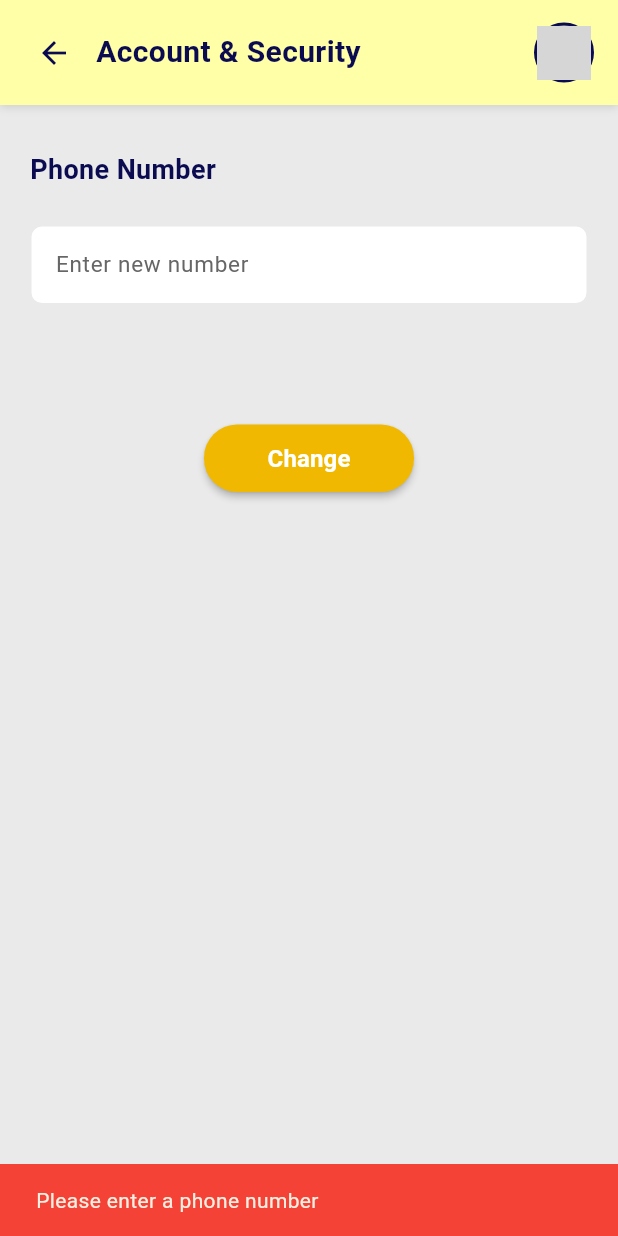
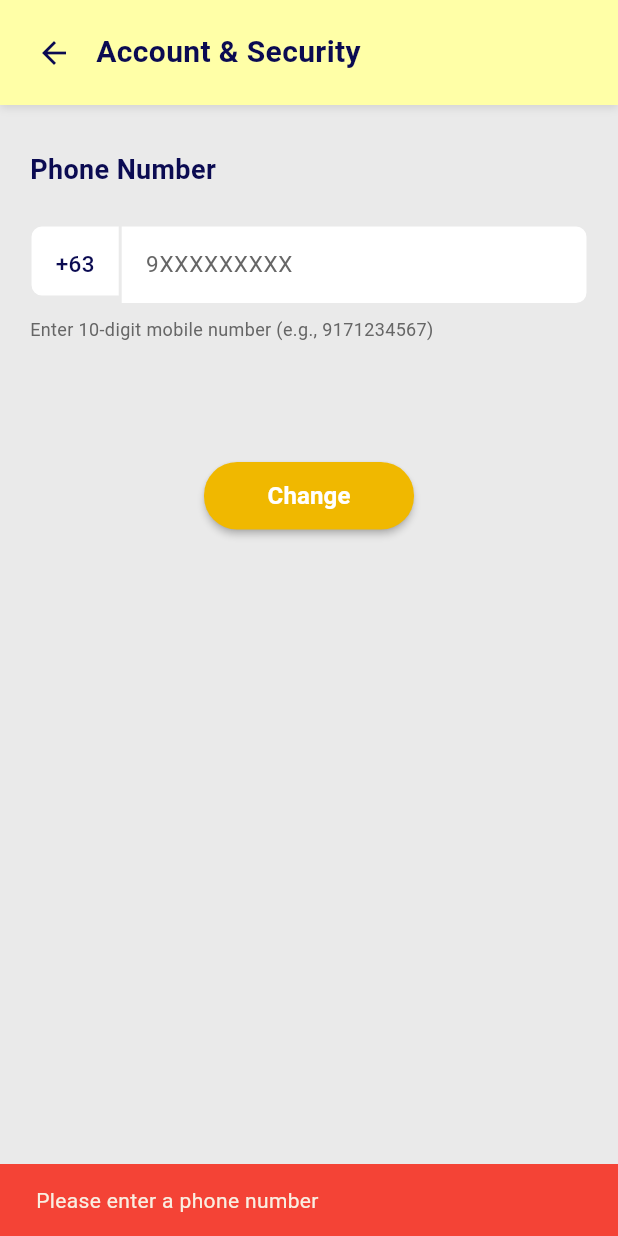
Before and after one commit to Auvryy/attendify-app, a Flutter app: the ChangePhoneNumberScreen screen opened directly, after a tap on "Change", on a phone screen of 412 x 824 dp. Run offline on Flutter 3.47's test engine with Material 3 defaults, Android fonts, the phone set to English and light mode, and no system bars; our stand-ins replace image_picker, qr_flutter, shared_preferences; missing offline and left inert: flutter_file_dialog, mobile_scanner; accounts and stored records are empty; grey boxes are pictures that could not be loaded.

Commit message:
Remove profile avatars from account screens and update phone validation to 9XXX format

```diff
--- a/lib/screens/employee/change_phone_number_screen.dart
+++ b/lib/screens/employee/change_phone_number_screen.dart
@@ -22,11 +22,16 @@ class _ChangePhoneNumberScreenState extends State<ChangePhoneNumberScreen> {
   @override
   void initState() {
     super.initState();
-    // Pre-fill with current phone
+    // Pre-fill with current phone (remove +63 if present for editing)
     WidgetsBinding.instance.addPostFrameCallback((_) {
       final user = context.read<AuthProvider>().user;
       if (user != null) {
-        _phoneController.text = user.phone;
+        String phone = user.phone;
+        // Remove +63 prefix if present for easier editing
+        if (phone.startsWith('+63')) {
+          phone = '0${phone.substring(3)}';
+        }
+        _phoneController.text = phone;
       }
     });
   }
@@ -48,19 +53,24 @@ class _ChangePhoneNumberScreenState extends State<ChangePhoneNumberScreen> {
       return;
     }
 
-    // Basic phone validation - allow various formats
-    final phone = _phoneController.text.trim();
-    // Remove common formatting characters for length check
-    final cleanPhone = phone.replaceAll(RegExp(r'[\s\-\(\)\+]'), '');
-    if (cleanPhone.length < 7 || cleanPhone.length > 15) {
+    // Philippine phone validation
+    final input = _phoneController.text.trim();
+    // Remove spaces and dashes
+    final cleanPhone = input.replaceAll(RegExp(r'[\s\-]'), '');
+
+    // Must be 10 digits starting with 9 (9XXXXXXXXX format)
+    if (!RegExp(r'^9\d{9}$').hasMatch(cleanPhone)) {
       ScaffoldMessenger.of(context).showSnackBar(
         const SnackBar(
-          content: Text('Please enter a valid phone number'),
+          content: Text('Please enter a valid 10-digit Philippine mobile number starting with 9 (9XXXXXXXXX)'),
           backgroundColor: AppColors.error,
         ),
       );
       return;
     }
+
+    // Add +63 prefix
+    final phone = '+63${cleanPhone}';
 
     setState(() {
       _isLoading = true;
@@ -68,6 +78,8 @@ class _ChangePhoneNumberScreenState extends State<ChangePhoneNumberScreen> {
 
     final userProvider = context.read<UserProvider>();
     final success = await userProvider.updatePhone(phone);
+
+    if (!mounted) return;
 
     setState(() {
       _isLoading = false;
@@ -124,10 +136,48 @@ class _ChangePhoneNumberScreenState extends State<ChangePhoneNumberScreen> {
                     ),
                     const SizedBox(height: 24),
 
-                    // Phone Number Field
-                    _buildTextField(
-                      controller: _phoneController,
-                      hintText: 'Enter new number',
+                    // Phone Number Field with +63 prefix
+                    Row(
+                      crossAxisAlignment: CrossAxisAlignment.start,
+                      children: [
+                        Container(
+                          height: 48,
+                          padding: const EdgeInsets.symmetric(horizontal: 16, vertical: 14),
+                          decoration: BoxDecoration(
+                            color: AppColors.cardBackground,
+                            borderRadius: const BorderRadius.only(
+                              topLeft: Radius.circular(8),
+                              bottomLeft: Radius.circular(8),
+                            ),
+                            border: Border.all(
+                              color: AppColors.divider,
+                              width: 1,
+                            ),
+                          ),
+                          child: const Text(
+                            '+63',
+                            style: TextStyle(
+                              fontSize: 15,
+                              color: AppColors.textPrimary,
+                              fontWeight: FontWeight.w500,
+                            ),
+                          ),
+                        ),
+                        Expanded(
+                          child: _buildTextField(
+                            controller: _phoneController,
+                            hintText: '9XXXXXXXXX',
+                          ),
+                        ),
+                      ],
+                    ),
+                    const SizedBox(height: 8),
+                    const Text(
+                      'Enter 10-digit mobile number (e.g., 9171234567)',
+                      style: TextStyle(
+                        fontSize: 12,
+                        color: AppColors.textSecondary,
+                      ),
                     ),
 
                     const SizedBox(height: 80),
@@ -183,37 +233,6 @@ class _ChangePhoneNumberScreenState extends State<ChangePhoneNumberScreen> {
               color: AppColors.accent,
             ),
           ),
-
-          const Spacer(),
-
-          // Profile Avatar
-          Container(
-            width: 40,
-            height: 40,
-            decoration: BoxDecoration(
-              shape: BoxShape.circle,
-              border: Border.all(
-                color: AppColors.accent,
-                width: 2,
-              ),
-            ),
-            child: ClipOval(
-              child: Image.asset(
-                'assets/images/profile-avatar.png',
-                fit: BoxFit.cover,
-                errorBuilder: (context, error, stackTrace) {
-                  return Container(
-                    color: AppColors.accent,
-                    child: const Icon(
-                      Icons.person,
-                      color: AppColors.white,
-                      size: 24,
-                    ),
-                  );
-                },
-              ),
-            ),
-          ),
         ],
       ),
     );
@@ -226,7 +245,10 @@ class _ChangePhoneNumberScreenState extends State<ChangePhoneNumberScreen> {
     return Container(
       decoration: BoxDecoration(
         color: AppColors.cardBackground,
-        borderRadius: BorderRadius.circular(8),
+        borderRadius: const BorderRadius.only(
+          topRight: Radius.circular(8),
+          bottomRight: Radius.circular(8),
+        ),
         border: Border.all(
           color: AppColors.divider,
           width: 1,
--- a/lib/screens/employee/employee_home_screen.dart
+++ b/lib/screens/employee/employee_home_screen.dart
@@ -274,7 +274,7 @@ class _EmployeeHomeScreenState extends State<EmployeeHomeScreen> {
                 ),
               ),
               style: ElevatedButton.styleFrom(
-                backgroundColor: AppColors.primary,
+                backgroundColor: AppColors.secondary,
                 padding: const EdgeInsets.symmetric(
                   horizontal: 20,
                   vertical: 12,
```
Also changed, not shown: lib/screens/employee/change_email_screen.dart (+0 -31 lines), lib/screens/employee/change_password_screen.dart (+0 -31 lines), lib/screens/employee/change_personal_info_screen.dart (+0 -31 lines), lib/screens/employee/notification_settings_screen.dart (+9 -31 lines), 1 other file.
